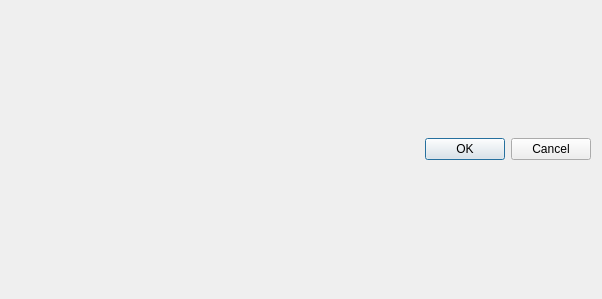
Qt form src/globaloptions/globaloptionswindow.ui (QQxiaoming/quardCRT) before a commit.
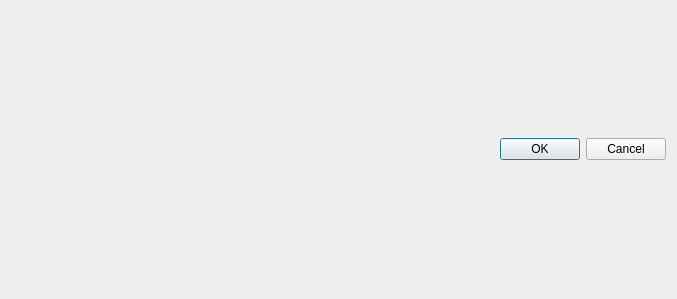
The same form after that commit.

Diff of the .ui file:
```diff
--- a/src/globaloptions/globaloptionswindow.ui
+++ b/src/globaloptions/globaloptionswindow.ui
@@ -6,7 +6,7 @@
    <rect>
     <x>0</x>
     <y>0</y>
-    <width>602</width>
+    <width>677</width>
     <height>299</height>
    </rect>
   </property>
```
